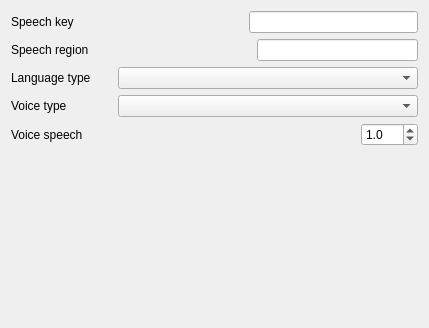
The window that SetWidget.ui (xujialiu/text-to-speech-app) describes before a commit, drawn with Qt 5.
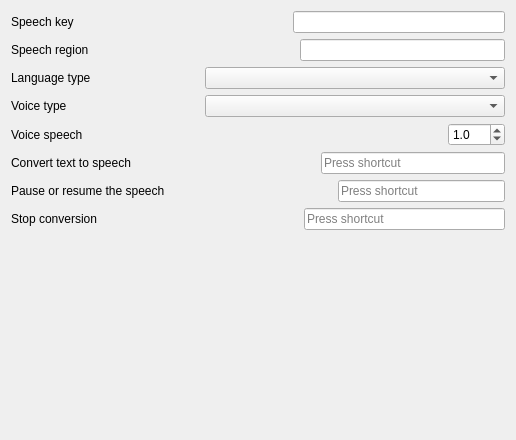
The same window after the commit.

Commit message: feat: add bug func and keysequence edit with partial hotkey func

What changed in the file:
```diff
--- a/SetWidget.ui
+++ b/SetWidget.ui
@@ -6,8 +6,8 @@
    <rect>
     <x>0</x>
     <y>0</y>
-    <width>429</width>
-    <height>328</height>
+    <width>516</width>
+    <height>440</height>
    </rect>
   </property>
   <property name="windowTitle">
@@ -173,6 +173,87 @@
      </item>
     </layout>
    </item>
+   <item>
+    <layout class="QHBoxLayout" name="horizontalLayout_6">
+     <item>
+      <widget class="QLabel" name="label_6">
+       <property name="text">
+        <string>Convert text to speech</string>
+       </property>
+      </widget>
+     </item>
+     <item>
+      <spacer name="horizontalSpacer_6">
+       <property name="orientation">
+        <enum>Qt::Horizontal</enum>
+       </property>
+       <property name="sizeHint" stdset="0">
+        <size>
+         <width>40</width>
+         <height>20</height>
+        </size>
+       </property>
+      </spacer>
+     </item>
+     <item>
+      <widget class="QKeySequenceEdit" name="keySequenceEdit_covert"/>
+     </item>
+    </layout>
+   </item>
+   <item>
+    <layout class="QHBoxLayout" name="horizontalLayout_7">
+     <item>
+      <widget class="QLabel" name="label_7">
+       <property name="text">
+        <string>Pause or resume the speech</string>
+       </property>
+      </widget>
+     </item>
+     <item>
+      <spacer name="horizontalSpacer_7">
+       <property name="orientation">
+        <enum>Qt::Horizontal</enum>
+       </property>
+       <property name="sizeHint" stdset="0">
+        <size>
+         <width>40</width>
+         <height>20</height>
+        </size>
+       </property>
+      </spacer>
+     </item>
+     <item>
+      <widget class="QKeySequenceEdit" name="keySequenceEdit_play_pause"/>
+     </item>
+    </layout>
+   </item>
+   <item>
+    <layout class="QHBoxLayout" name="horizontalLayout_8">
+     <item>
+      <widget class="QLabel" name="label_8">
+       <property name="text">
+        <string>Stop conversion</string>
+       </property>
+      </widget>
+     </item>
+     <item>
+      <spacer name="horizontalSpacer_8">
+       <property name="orientation">
+        <enum>Qt::Horizontal</enum>
+       </property>
+       <property name="sizeHint" stdset="0">
+        <size>
+         <width>40</width>
+         <height>20</height>
+        </size>
+       </property>
+      </spacer>
+     </item>
+     <item>
+      <widget class="QKeySequenceEdit" name="keySequenceEdit_stop"/>
+     </item>
+    </layout>
+   </item>
    <item>
     <spacer name="verticalSpacer">
      <property name="orientation">
```
The commit also changes 2 other files.
